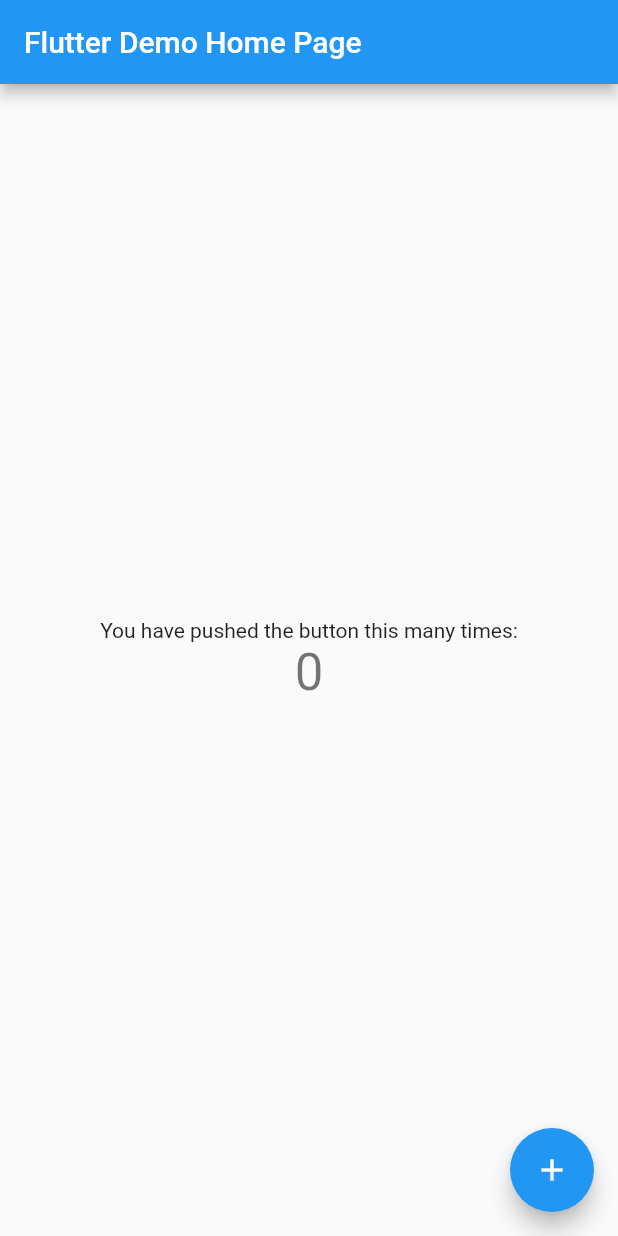
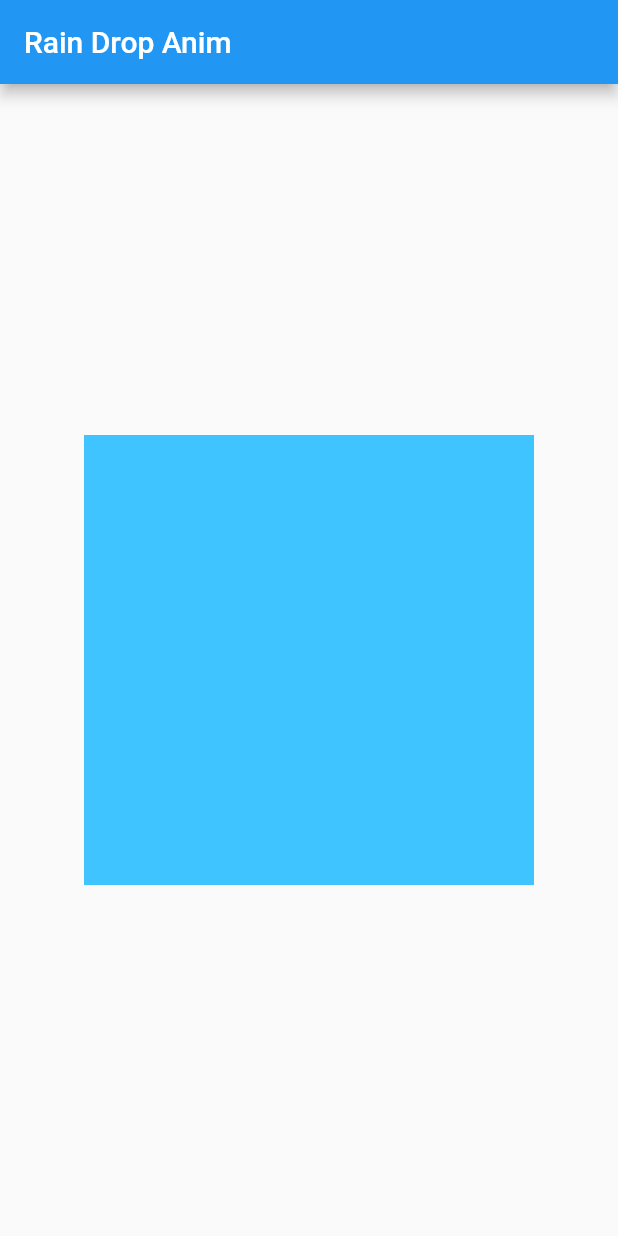
Before and after one commit to kevin-zhan/RainDropWidget, a Flutter app: the screen it shows after launch, on a phone screen of 412 x 824 dp. Run offline on Flutter 3.47's test engine with Material 2 defaults, Android fonts, the phone set to English and light mode, and no system bars.

Commit message:
初步完成水滴动画

```diff
--- a/lib/main.dart
+++ b/lib/main.dart
@@ -1,26 +1,22 @@
 import 'package:flutter/material.dart';
+import 'package:flutter/rendering.dart' show debugPaintSizeEnabled;
 
-void main() => runApp(MyApp());
+import 'rain_drop.dart';
+void main() {
+  debugPaintSizeEnabled = true;
+  runApp(MyApp());
+}
 
 class MyApp extends StatelessWidget {
   // This widget is the root of your application.
   @override
   Widget build(BuildContext context) {
     return MaterialApp(
-      title: 'Flutter Demo',
+      title: 'Rain Drop',
       theme: ThemeData(
-        // This is the theme of your application.
-        //
-        // Try running your application with "flutter run". You'll see the
-        // application has a blue toolbar. Then, without quitting the app, try
-        // changing the primarySwatch below to Colors.green and then invoke
-        // "hot reload" (press "r" in the console where you ran "flutter run",
-        // or simply save your changes to "hot reload" in a Flutter IDE).
-        // Notice that the counter didn't reset back to zero; the application
-        // is not restarted.
         primarySwatch: Colors.blue,
       ),
-      home: MyHomePage(title: 'Flutter Demo Home Page'),
+      home: MyHomePage(title: 'Rain Drop Anim'),
     );
   }
 }
@@ -28,84 +24,63 @@ class MyApp extends StatelessWidget {
 class MyHomePage extends StatefulWidget {
   MyHomePage({Key key, this.title}) : super(key: key);
 
-  // This widget is the home page of your application. It is stateful, meaning
-  // that it has a State object (defined below) that contains fields that affect
-  // how it looks.
-
-  // This class is the configuration for the state. It holds the values (in this
-  // case the title) provided by the parent (in this case the App widget) and
-  // used by the build method of the State. Fields in a Widget subclass are
-  // always marked "final".
-
   final String title;
 
   @override
   _MyHomePageState createState() => _MyHomePageState();
 }
 
-class _MyHomePageState extends State<MyHomePage> {
-  int _counter = 0;
+class _MyHomePageState extends State<MyHomePage> with TickerProviderStateMixin{
 
-  void _incrementCounter() {
-    setState(() {
-      // This call to setState tells the Flutter framework that something has
-      // changed in this State, which causes it to rerun the build method below
-      // so that the display can reflect the updated values. If we changed
-      // _counter without calling setState(), then the build method would not be
-      // called again, and so nothing would appear to happen.
-      _counter++;
+  List<RainDropDrawer> rainList;
+  final GlobalKey paintKey = GlobalKey();
+  AnimationController animation;
+
+  @override
+  void initState() {
+    super.initState();
+    rainList = List();
+    animation = new AnimationController(
+      // 这个动画应该持续的时间长短
+        duration: const Duration(milliseconds: 500),
+        vsync: this
+    )..addListener(() {
+      if(rainList.isEmpty) {
+        animation.stop();
+      }
+      setState(() {
+
+      });
     });
+
   }
 
   @override
   Widget build(BuildContext context) {
-    // This method is rerun every time setState is called, for instance as done
-    // by the _incrementCounter method above.
-    //
-    // The Flutter framework has been optimized to make rerunning build methods
-    // fast, so that you can just rebuild anything that needs updating rather
-    // than having to individually change instances of widgets.
     return Scaffold(
       appBar: AppBar(
-        // Here we take the value from the MyHomePage object that was created by
-        // the App.build method, and use it to set our appbar title.
         title: Text(widget.title),
       ),
       body: Center(
-        // Center is a layout widget. It takes a single child and positions it
-        // in the middle of the parent.
-        child: Column(
-          // Column is also layout widget. It takes a list of children and
-          // arranges them vertically. By default, it sizes itself to fit its
-          // children horizontally, and tries to be as tall as its parent.
-          //
-          // Invoke "debug painting" (press "p" in the console, choose the
-          // "Toggle Debug Paint" action from the Flutter Inspector in Android
-          // Studio, or the "Toggle Debug Paint" command in Visual Studio Code)
-          // to see the wireframe for each widget.
-          //
-          // Column has various properties to control how it sizes itself and
-          // how it positions its children. Here we use mainAxisAlignment to
-          // center the children vertically; the main axis here is the vertical
-          // axis because Columns are vertical (the cross axis would be
-          // horizontal).
-          mainAxisAlignment: MainAxisAlignment.center,
-          children: <Widget>[
-            Text(
-              'You have pushed the button this many times:',
+        child: Container(
+          color: Colors.lightBlueAccent,
+          child: GestureDetector(
+            key: paintKey,
+            onTapUp: (TapUpDetails tapUp) {
+              RenderBox getBox = paintKey.currentContext.findRenderObject();
+              var localOffset = getBox.globalToLocal(tapUp.globalPosition);
+
+              var rainDrop = RainDropDrawer(localOffset.dx, localOffset.dy);
+              rainList.add(rainDrop);
+              animation.repeat();
+            },
+            child: CustomPaint(
+              painter: RainDrop(rainList),
+              size: Size(300, 300),
             ),
-            Text(
-              '$_counter',
-              style: Theme.of(context).textTheme.display1,
-            ),
-          ],
+          ),
+        )
         ),
-      ),
-      floatingActionButton: FloatingActionButton(
-        onPressed: _incrementCounter,
-        tooltip: 'Increment',
-        child: Icon(Icons.add),
-      ), // This trailing comma makes auto-formatting nicer for build methods.
-    );
+      );
   }
 }
--- /dev/null
+++ b/lib/rain_drop.dart
@@ -0,0 +1,43 @@
+import 'package:flutter/rendering.dart';
+
+class RainDrop extends CustomPainter {
+  RainDrop(this.rainList);
+
+  List<RainDropDrawer> rainList = List();
+  Paint  _paint = new Paint()..style = PaintingStyle.stroke;
+  @override
+  void paint(Canvas canvas, Size size) {
+    rainList.forEach((item) {
+      item.drawRainDrop(canvas, _paint);
+    });
+    rainList.removeWhere((item) {
+      return !item.isValid();
+    });
+  }
+
+  @override
+  bool shouldRepaint(CustomPainter oldDelegate) {
+    return true;
+  }
+}
+
+class RainDropDrawer {
+  static const double MAX_RADIUS = 30;
+  double posX;
+  double posY;
+  double radius = 5;
+
+  RainDropDrawer(this.posX, this.posY);
+
+  drawRainDrop(Canvas canvas, Paint paint) {
+    double opt = (MAX_RADIUS - radius) / MAX_RADIUS;
+    paint.color = Color.fromRGBO(0, 0, 0, opt);
+    canvas.drawCircle(Offset(posX, posY), radius, paint);
+    radius += 1;
+  }
+
+  bool isValid() {
+    return radius < MAX_RADIUS;
+  }
+
+}
```
